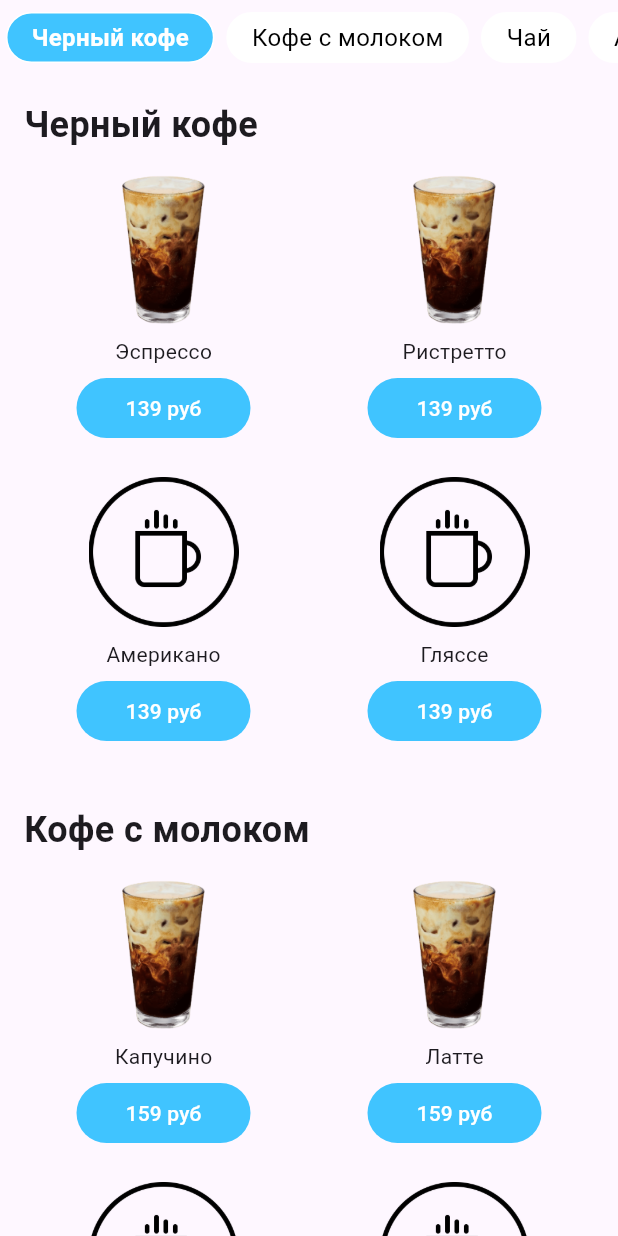
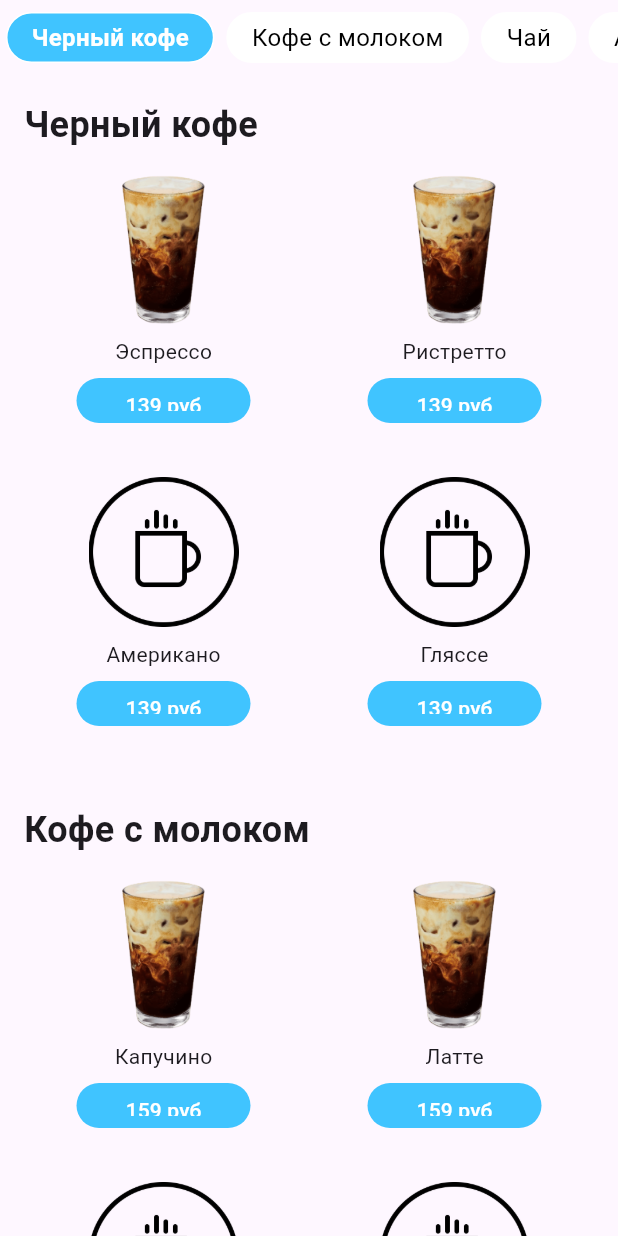
Before and after one commit to s1lda/coffee_menu, a Flutter app: the screen it shows after launch, on a phone screen of 412 x 824 dp. Run offline on Flutter 3.47's test engine with Material 3 defaults, Android fonts, the light colour scheme and no system bars.

Commit message:
update height buybutton

```diff
--- a/lib/src/widgets/product_card.dart
+++ b/lib/src/widgets/product_card.dart
@@ -49,7 +49,7 @@ class ProductCard extends StatelessWidget {
   Widget buildBuyButton() {
     return Container(
       width: 116,
-      height: 40,
+      height: 30,
       decoration: BoxDecoration(
         color: Colors.lightBlueAccent,
         borderRadius: BorderRadius.circular(20),
```
